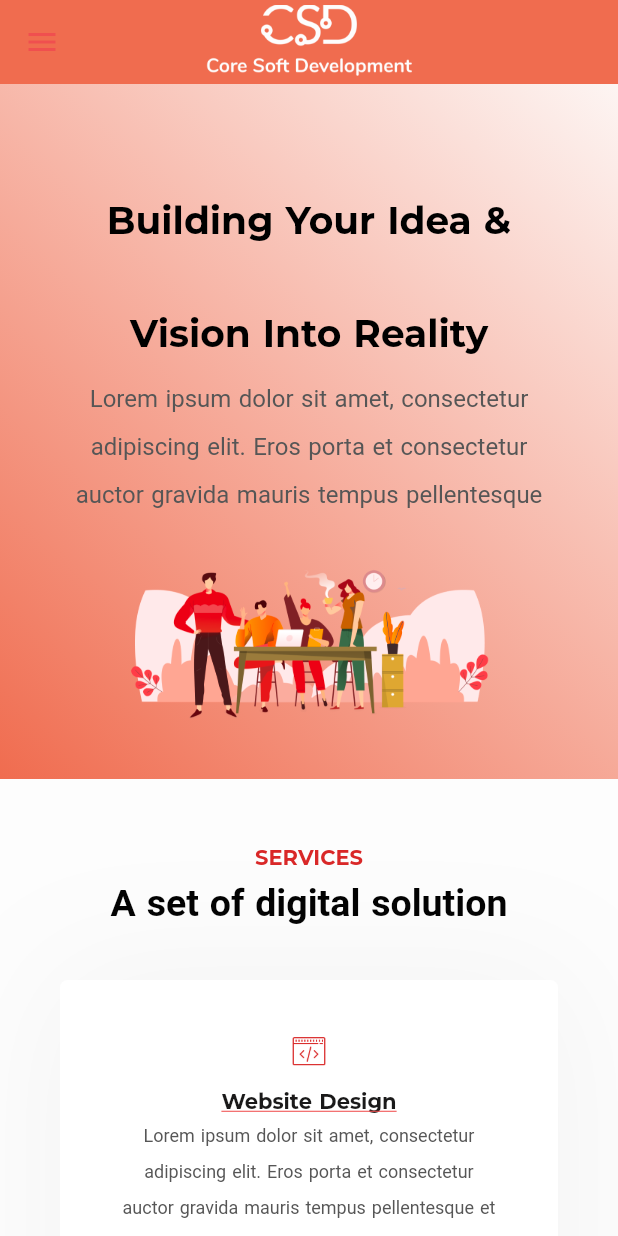
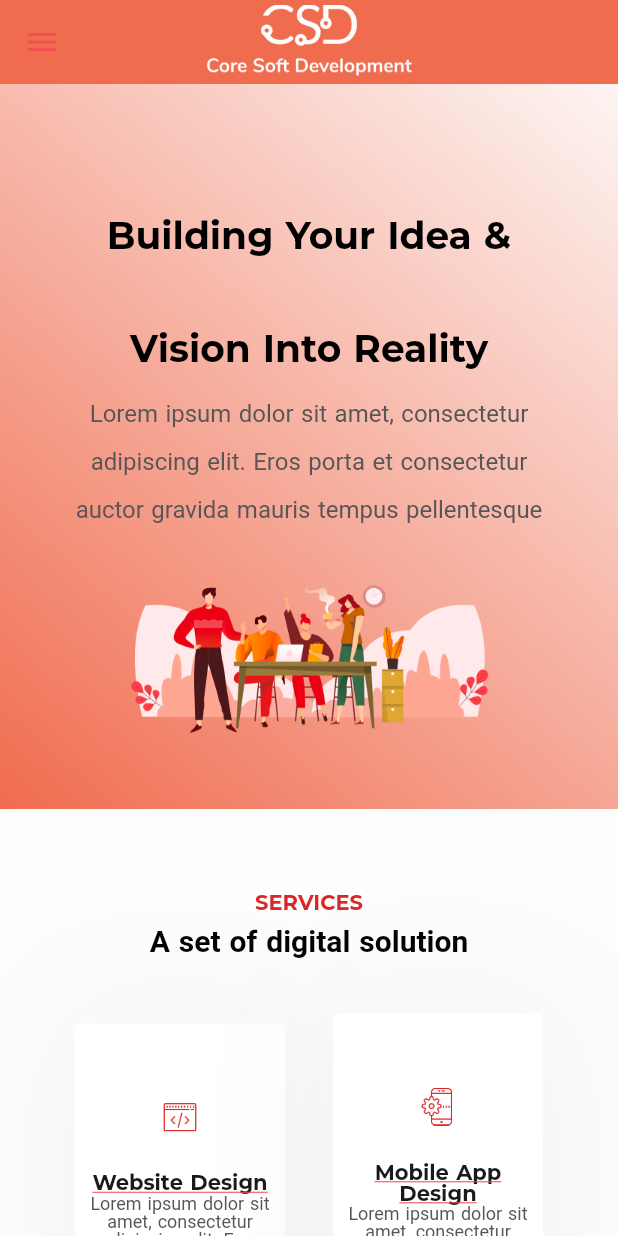
Before and after one commit to Core-Soft-Development/core_website, a Flutter app: the screen it shows after launch, on a phone screen of 412 x 824 dp. Run offline on Flutter 3.47's test engine with Material 2 defaults, Android fonts, the phone set to English and light mode, and no system bars; our stand-ins replace font_awesome_flutter, google_maps_flutter; project files that could hold a hidden picture were left out.

Commit message:
[Service] Responsive V.3
add and modification of the files

```diff
--- a/lib/config/padding.dart
+++ b/lib/config/padding.dart
@@ -1,3 +1,3 @@
 import 'package:flutter/material.dart';
 
-EdgeInsets paddingGlobal() => const EdgeInsets.all(40);
+EdgeInsets paddingGlobal() => const EdgeInsets.all(50);
--- /dev/null
+++ b/lib/models/card_view.dart
@@ -0,0 +1,55 @@
+import 'package:core_website/widgets/card_service.dart';
+import 'package:flutter/material.dart';
+
+class CardView extends StatelessWidget {
+  const CardView({
+    Key? key,
+  }) : super(key: key);
+
+  @override
+  Widget build(BuildContext context) {
+    return Column(
+      children: [
+        Row(
+          children: const [
+            Expanded(
+              child: CardService(
+                  icon: 'assets/icons/code.png',
+                  titleService: 'Website Design \n',
+                  contentService:
+                      'Lorem ipsum dolor sit amet, consectetur adipiscing elit. Eros porta et consectetur auctor gravida mauris tempus pellentesque et consectetur auctor gravida mauris tempus pellentesque et consectetur auctor gravida mauris tempus pellentesque et consectetur auctor gravida mauris tempus pellentesque'),
+            ),
+            SizedBox(width: 32),
+            Expanded(
+              child: CardService(
+                  icon: 'assets/icons/phonelink.png',
+                  titleService: 'Mobile App Design \n',
+                  contentService:
+                      'Lorem ipsum dolor sit amet, consectetur adipiscing elit. Eros porta et consectetur auctor gravida mauris tempus pellentesque et consectetur auctor gravida mauris tempus pellentesque et consectetur auctor gravida mauris tempus pellentesque et consectetur auctor gravida mauris tempus pellentesque'),
+            ),
+          ],
+        ),
+        const SizedBox(height: 24),
+        Row(
+          children: const [
+            Expanded(
+              child: CardService(
+                  icon: 'assets/icons/serveur.png',
+                  titleService: 'Website Development \n',
+                  contentService:
+                      'Lorem ipsum dolor sit amet, consectetur adipiscing elit. Eros porta et consectetur auctor gravida mauris tempus pellentesque et consectetur auctor gravida mauris tempus pellentesque et consectetur auctor gravida mauris tempus pellentesque et consectetur auctor gravida mauris tempus pellentesque'),
+            ),
+            SizedBox(width: 32),
+            Expanded(
+              child: CardService(
+                  icon: 'assets/icons/mode.png',
+                  titleService: 'Mobile App Development \n',
+                  contentService:
+                      'Lorem ipsum dolor sit amet, consectetur adipiscing elit. Eros porta et consectetur auctor gravida mauris tempus pellentesque et consectetur auctor gravida mauris tempus pellentesque et consectetur auctor gravida mauris tempus pellentesque et consectetur auctor gravida mauris tempus pellentesque'),
+            ),
+          ],
+        ),
+      ],
+    );
+  }
+}
--- a/lib/models/form_send.dart
+++ b/lib/models/form_send.dart
@@ -1,5 +1,5 @@
 import 'package:core_website/models/area_form.dart';
-import 'package:core_website/widgets/form_text.dart';
+import 'package:core_website/models/form_text.dart';
 import 'package:flutter/material.dart';
 
 class FormSend extends StatelessWidget {
--- a/lib/navbar/menu/menu.dart
+++ b/lib/models/menu.dart
@@ -1,5 +1,5 @@
 import 'package:core_website/config/spacer.dart';
-import 'package:core_website/navbar/menu/menu_items.dart';
+import 'package:core_website/widgets/menu_items.dart';
 import 'package:core_website/screens/contact.dart';
 import 'package:core_website/widgets/button.dart';
 import 'package:flutter/material.dart';
--- a/lib/drawer/menu_drawer.dart
+++ b/lib/models/menu_drawer.dart
@@ -1,6 +1,6 @@
 import 'package:core_website/config/frame_size.dart';
 import 'package:core_website/config/themes/colors_theme.dart';
-import 'package:core_website/drawer/drawer_items.dart';
+import 'package:core_website/widgets/drawer_items.dart';
 import 'package:core_website/config/line_spacer.dart';
 import 'package:flutter/material.dart';
 
--- a/lib/screens/about_us.dart
+++ b/lib/screens/about_us.dart
@@ -1,6 +1,6 @@
 import 'package:core_website/config/padding.dart';
 import 'package:core_website/config/themes/colors_theme.dart';
-import 'package:core_website/models/circle_picture.dart';
+import 'package:core_website/widgets/circle_picture.dart';
 import 'package:core_website/models/right_title_section.dart';
 import 'package:core_website/models/text_about.dart';
 import 'package:core_website/utils/ui/responsive.dart';
@@ -42,13 +42,13 @@ class _AboutUsState extends State<AboutUs> {
                 description:
                     'Share your idea, we will help you with our service \n',
                 sizeTitle: 16,
-                sizeText: 38,),
+                sizeText: 30,),
           mobile: RightTitleSection(
                 title: "ABOUT US \n",
                 description:
                     'Share your idea, we will help you with our service \n',
                 sizeTitle: 14,
-                sizeText: 25,
+                sizeText: 20,
                 heightText: 1.5,)),
         Responsive(desktop: TextAbout(),
         tablet: TextAbout(size: 16, height: 1.5,),
--- a/lib/screens/client.dart
+++ b/lib/screens/client.dart
@@ -4,6 +4,7 @@ import 'package:core_website/config/themes/colors_theme.dart';
 import 'package:core_website/models/picture_testamonial.dart';
 import 'package:core_website/models/right_title_section.dart';
 import 'package:core_website/models/testomanial_client.dart';
+import 'package:core_website/utils/ui/responsive.dart';
 import 'package:flutter/material.dart';
 
 class Client extends StatefulWidget {
@@ -27,9 +28,22 @@ class _ClientState extends State<Client> {
               child: Column(
                 crossAxisAlignment: CrossAxisAlignment.start,
                 children: const[
-                  RightTitleSection(
+                Responsive(
+                  desktop: RightTitleSection(
                       title: "TESTIMONIAL \n",
                       description: 'What Our Clients Say \n'),
+                  tablet: RightTitleSection(
+                      title: "TESTIMONIAL \n",
+                      description: 'What Our Clients Say \n',
+                      sizeTitle: 16,
+                      sizeText: 30,),
+                  mobile: RightTitleSection(
+                      title: "TESTIMONIAL \n",
+                      description: 'What Our Clients Say \n',
+                      sizeTitle: 14,
+                      sizeText: 20,
+                      heightText: 1.5,),
+                      ),
                   TestamonialClient(
                         content:
                             "\"CSD brought me what I think is the foundation of a job stimulating and user-friendly: strong integration within a team dynamic and challenging in all aspects of my job... \nThis allows me to exploit all my talent and progress quickly in my career\" \n ",
@@ -52,7 +66,7 @@ class _ClientState extends State<Client> {
               Flexible(
                 child: Column(
                   children: const [
-                    PictureTestamonial(picture: 'assets/images/profil.png'),
+                    PictureTestamonial(picture: 'assets/images/profil2.png'),
                   ],
                 ),
               ),
@@ -65,8 +79,8 @@ class _ClientState extends State<Client> {
                   const TestamonialClient(
                       content:
                           "\"CSD brought me what I think is the foundation of a job stimulating and user-friendly: strong integration within a team dynamic and challenging in all aspects of my job... \nThis allows me to exploit all my talent and progress quickly in my career\" \n ",
-                      name: "\n Oussema Missaoui",
-                      compagny: '\n BI Consultant'),
+                      name: "\n Mulan Chi",
+                      compagny: '\n Avocate'),
                 ],
               ),
             ],
--- a/lib/screens/home_page.dart
+++ b/lib/screens/home_page.dart
@@ -5,12 +5,12 @@ import 'package:core_website/screens/client.dart';
 import 'package:core_website/screens/contact.dart';
 import 'package:core_website/screens/welcome.dart';
 import 'package:core_website/screens/portfolio.dart';
-import 'package:core_website/services/services.dart';
+import 'package:core_website/screens/services.dart';
 import 'package:core_website/utils/ui/responsive.dart';
 import 'package:core_website/screens/copyright.dart';
 import 'package:core_website/screens/footer.dart';
-import 'package:core_website/drawer/menu_drawer.dart';
-import 'package:core_website/navbar/navbar.dart';
+import 'package:core_website/models/menu_drawer.dart';
+import 'package:core_website/screens/navbar.dart';
 import 'package:flutter/material.dart';
 
 void main() => runApp(const HomePage());
--- a/lib/navbar/navbar.dart
+++ b/lib/screens/navbar.dart
@@ -1,6 +1,6 @@
 import 'package:core_website/config/frame_size.dart';
 import 'package:core_website/config/themes/fond_decoration.dart';
-import 'package:core_website/navbar/menu/menu.dart';
+import 'package:core_website/models/menu.dart';
 import 'package:core_website/utils/ui/responsive.dart';
 import 'package:flutter/material.dart';
 
--- a/lib/screens/portfolio.dart
+++ b/lib/screens/portfolio.dart
@@ -3,7 +3,7 @@ import 'package:core_website/config/padding.dart';
 import 'package:core_website/config/spacer.dart';
 import 'package:core_website/config/themes/colors_theme.dart';
 import 'package:core_website/models/center_title_section.dart';
-import 'package:core_website/models/image_project.dart';
+import 'package:core_website/widgets/image_project.dart';
 import 'package:core_website/models/project.dart';
 import 'package:flutter/material.dart';
 
--- a/lib/services/services.dart
+++ b/lib/screens/services.dart
@@ -2,7 +2,7 @@ import 'package:core_website/config/frame_size.dart';
 import 'package:core_website/config/padding.dart';
 import 'package:core_website/config/themes/colors_theme.dart';
 import 'package:core_website/models/center_title_section.dart';
-import 'package:core_website/services/card/card_view.dart';
+import 'package:core_website/models/card_view.dart';
 import 'package:core_website/utils/ui/responsive.dart';
 import 'package:flutter/material.dart';
 
@@ -23,8 +23,8 @@ class _ServicesState extends State<Services> {
       color: ColorsTheme.backgroundFirst,
       padding: paddingGlobal(),
       child: Column(
-        children: [
-          const Responsive(
+        children: const [
+          Responsive(
               desktop: CenterTitleSection(
                   title: "SERVICES \n",
                   description: 'A set of digital solution'),
@@ -32,31 +32,22 @@ class _ServicesState extends State<Services> {
                 title: "SERVICES \n",
                 description: 'A set of digital solution',
                 sizeTitle: 16,
-                sizeText: 38,
+                sizeText: 30,
               ),
               mobile: CenterTitleSection(
                 title: "SERVICES \n",
                 description: 'A set of digital solution',
                 sizeTitle: 14,
                 height: 1.5,
-                sizeText: 25,
+                sizeText: 20,
               )),
-          const Responsive(
+          Responsive(
               desktop: SizedBox(height: 75), mobile: SizedBox(height: 35)),
           Responsive(
-            desktop: CardView(
-              aspectRatio: FrameSize.screenWidth / FrameSize.screenHeight,
-            ),
-            tablet: CardView(
-                aspectRatio:
-                    FrameSize.screenWidth / (FrameSize.screenHeight * 1.2)),
-            mobile: CardView(
-                axisCount: 1,
-                aspectRatio:
-                    FrameSize.screenWidth / (FrameSize.screenHeight / 1.7)),
-          )
-        ],
-      ),
-    );
+            desktop: CardView(),
+            tablet: CardView(),
+            mobile: CardView()),
+          ]),
+      );
   }
 }
--- a/lib/services/card/card_view.dart
+++ /dev/null
@@ -1,49 +0,0 @@
-import 'package:core_website/config/themes/colors_theme.dart';
-import 'package:core_website/services/card/card_service.dart';
-import 'package:flutter/material.dart';
-
-class CardView extends StatelessWidget {
-  const CardView({
-    Key? key, required this.aspectRatio, this.axisCount = 2,
-  }) : super(key: key);
-
-  final double aspectRatio;
-  final int axisCount;
-
-  @override
-  Widget build(BuildContext context) {
-    return Container(
-      color: ColorsTheme.backgroundFirst,
-      child: GridView(
-        primary: false,
-      gridDelegate: SliverGridDelegateWithFixedCrossAxisCount(crossAxisCount: axisCount,
-      mainAxisSpacing: 25,
-      crossAxisSpacing: 35,
-      childAspectRatio: aspectRatio
-      ),
-      shrinkWrap: true,
-      children: const [
-        CardService(
-              icon: 'assets/icons/code.png',
-              titleService: 'Website Design \n',
-              contentService:
-                  'Lorem ipsum dolor sit amet, consectetur adipiscing elit. Eros porta et consectetur auctor gravida mauris tempus pellentesque et consectetur auctor gravida mauris tempus pellentesque et consectetur auctor gravida mauris tempus pellentesque et consectetur auctor gravida mauris tempus pellentesque'),
-        CardService(
-              icon: 'assets/icons/phonelink.png',
-              titleService: 'Mobile App Design \n',
-              contentService:
-                  'Lorem ipsum dolor sit amet, consectetur adipiscing elit. Eros porta et consectetur auctor gravida mauris tempus pellentesque et consectetur auctor gravida mauris tempus pellentesque et consectetur auctor gravida mauris tempus pellentesque et consectetur auctor gravida mauris tempus pellentesque'),
-        CardService(
-                icon: 'assets/icons/serveur.png',
-                titleService: 'Website Development \n',
-                contentService:
-                    'Lorem ipsum dolor sit amet, consectetur adipiscing elit. Eros porta et consectetur auctor gravida mauris tempus pellentesque et consectetur auctor gravida mauris tempus pellentesque et consectetur auctor gravida mauris tempus pellentesque et consectetur auctor gravida mauris tempus pellentesque'),
-        CardService(
-                icon: 'assets/icons/mode.png',
-                titleService: 'Mobile App Development \n',
-                contentService:
-                    'Lorem ipsum dolor sit amet, consectetur adipiscing elit. Eros porta et consectetur auctor gravida mauris tempus pellentesque et consectetur auctor gravida mauris tempus pellentesque et consectetur auctor gravida mauris tempus pellentesque et consectetur auctor gravida mauris tempus pellentesque'),
-      ],),
-    );
-  }
-}
--- a/lib/services/card/card_content.dart
+++ b/lib/widgets/card_content.dart
@@ -24,7 +24,7 @@ class CardContent extends StatelessWidget {
     return Column(
                     children: [
                       Container(
-                        margin: const EdgeInsets.all(5),
+                        margin: const EdgeInsets.all(20),
                         alignment: Alignment.center,
                         height: sizeIcon,
                         width: sizeIcon,
@@ -33,7 +33,7 @@ class CardContent extends StatelessWidget {
                         color: ColorsTheme.iconColor),
                       ),
                       Container(
-                        padding: const EdgeInsets.all(10),
+                        padding: const EdgeInsets.all(5),
                         alignment: Alignment.center,
                         child: RichText(
                           textAlign: TextAlign.center,
@@ -57,7 +57,7 @@ class CardContent extends StatelessWidget {
                                       fontSize: sizeText2,
                                       fontWeight: FontWeight.w400,
                                       color: ColorsTheme.subText,
-                                      height: 2,
+                                      height: heightText2,
                                     ))
                               ],)))
     ]);
--- a/lib/services/card/card_service.dart
+++ b/lib/widgets/card_service.dart
@@ -1,7 +1,7 @@
 import 'package:core_website/config/frame_size.dart';
 import 'package:core_website/config/themes/colors_theme.dart';
 import 'package:core_website/utils/ui/responsive.dart';
-import 'package:core_website/services/card/card_content.dart';
+import 'package:core_website/widgets/card_content.dart';
 import 'package:flutter/material.dart';
 
 class CardService extends StatelessWidget {
@@ -14,7 +14,7 @@ class CardService extends StatelessWidget {
   Widget build(BuildContext context) {
 
     return Container(
-      padding: const EdgeInsets.all(30),
+      padding: const EdgeInsets.only(top: 30),
       width: FrameSize.screenWidth * 0.45,
       decoration: BoxDecoration(
         color: Colors.white,
@@ -30,8 +30,8 @@ class CardService extends StatelessWidget {
       ),
       child: Responsive(
         desktop: CardContent(icon: icon, titleService: titleService, contentService: contentService),
-        tablet: CardContent(icon: icon, titleService: titleService, contentService: contentService, heightText: 1.5, sizeText: 18, heightText2: 1,),
-        mobile: CardContent(icon: icon, titleService: titleService, contentService: contentService, heightText: 1, sizeText: 14, heightText2: 0.5, sizeText2: 12, sizeIcon: 25,))
+        tablet: CardContent(icon: icon, titleService: titleService, contentService: contentService, heightText: 1.5, sizeText: 18, heightText2: 1.5,),
+        mobile: CardContent(icon: icon, titleService: titleService, contentService: contentService, heightText: 1, sizeText: 14, heightText2: 1, sizeText2: 12, sizeIcon: 25,))
       ,
     );
   }
```
Also changed, not shown: assets/images/profil2.png (added), lib/models/form_text.dart (renamed from lib/widgets/form_text.dart), lib/widgets/circle_picture.dart (renamed from lib/models/circle_picture.dart), lib/widgets/drawer_items.dart (renamed from lib/drawer/drawer_items.dart), lib/widgets/image_project.dart (renamed from lib/models/image_project.dart), lib/widgets/menu_items.dart (renamed from lib/navbar/menu/menu_items.dart).
